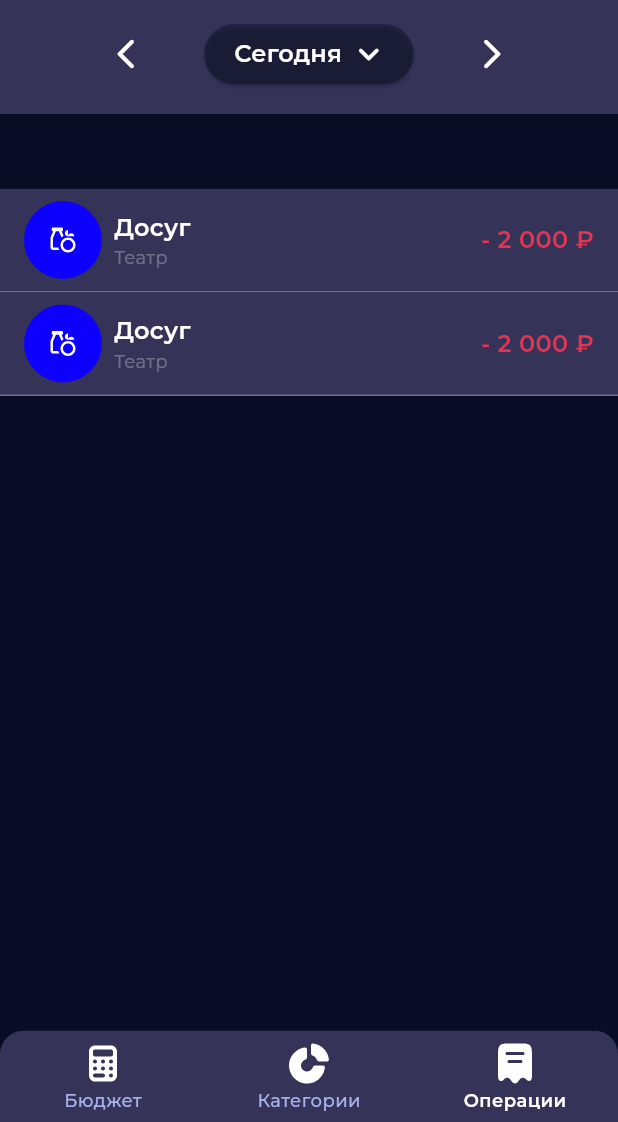
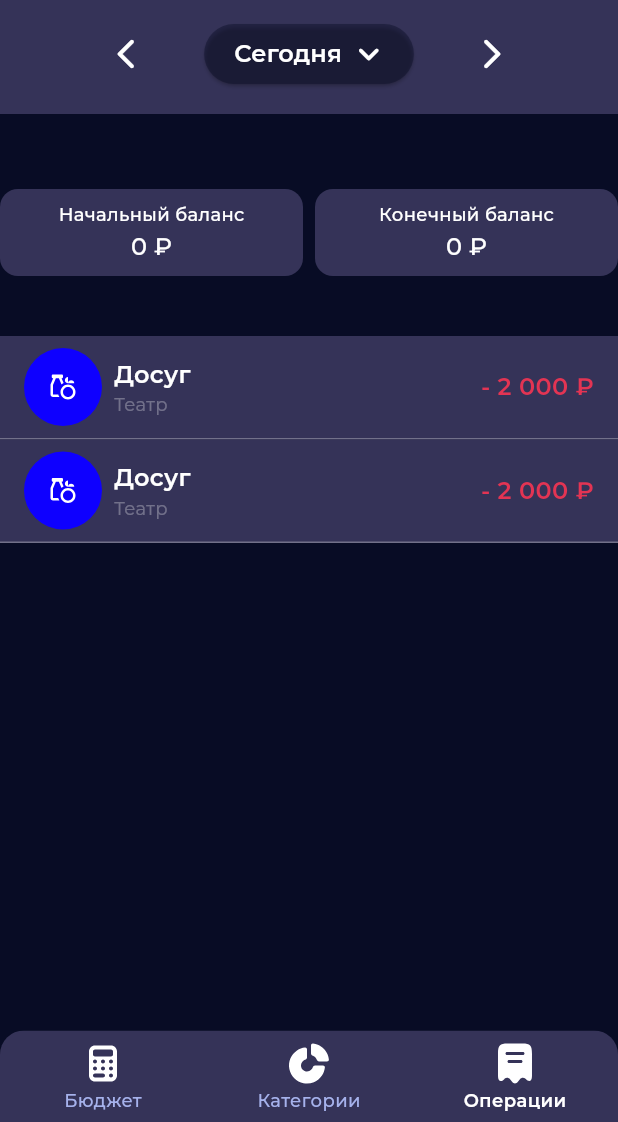
Before and after one commit to LizzzaD/Budget-Buddy, a Flutter app: the screen it shows after launch, item 3 of the bottom bar chosen, on a phone screen of 412 x 824 dp, the part 114-1236 px from its top. Run offline on Flutter 3.47's test engine with Material 3 defaults, Android fonts, the phone set to English and light mode, and no system bars; our stand-ins replace decimal, fl_chart, flutter_svg, freezed_annotation, google_fonts.

Commit message:
add balance card widget layout

```diff
--- a/lib/features/screens/home_screen.dart
+++ b/lib/features/screens/home_screen.dart
@@ -2,6 +2,7 @@ import 'package:budget_buddy/features/screens/categories_screen.dart';
 import 'package:budget_buddy/views/extension/build_context_extension.dart';
 import 'package:budget_buddy/views/images/icons.dart';
 import 'package:budget_buddy/views/ui_kit/app_bars/main_bottom_navigation_bar.dart';
+import 'package:budget_buddy/views/ui_kit/widgets/balance_card_widget.dart';
 import 'package:budget_buddy/views/ui_kit/widgets/date_widget.dart';
 import 'package:budget_buddy/views/ui_kit/widgets/transaction_list_tile_widget.dart';
 import 'package:flutter/material.dart';
@@ -31,6 +32,20 @@ class _HomeScreenState extends State<HomeScreen> {
       children: [
         SizedBox(
           height: 50,
+        ),
+        Row(
+          children: [
+            Expanded(
+              child: BalanceCardWidget(isInitial: true,),
+            ),
+            SizedBox(width: 8),
+            Expanded(
+              child: BalanceCardWidget(isInitial: false,),
+            ),
+          ],
+        ),
+        SizedBox(
+          height: 40,
         ),
         TransactionListTileWidget(),
         TransactionListTileWidget(),
--- /dev/null
+++ b/lib/views/ui_kit/widgets/balance_card_widget.dart
@@ -0,0 +1,37 @@
+import 'package:budget_buddy/views/extension/build_context_extension.dart';
+import 'package:flutter/cupertino.dart';
+
+class BalanceCardWidget extends StatelessWidget {
+  const BalanceCardWidget({required this.isInitial, super.key});
+
+  final bool isInitial;
+
+  @override
+  Widget build(BuildContext context) {
+    return Container(
+      width: double.infinity,
+      padding: const EdgeInsets.symmetric(vertical: 8),
+      decoration: BoxDecoration(
+        color: context.colors.secondaryColor,
+        borderRadius: BorderRadius.circular(12),
+      ),
+      child: Column(
+        children: [
+          Text(
+            isInitial ? 'Начальный баланс' : 'Конечный баланс',
+            style:
+                context.styles.medium12.copyWith(color: context.colors.white),
+          ),
+          const SizedBox(
+            height: 2,
+          ),
+          Text(
+            '0 ₽',
+            style:
+                context.styles.medium16.copyWith(color: context.colors.white),
+          ),
+        ],
+      ),
+    );
+  }
+}
```
Also changed, not shown: lib/views/ui_kit/widgets/category_widget.dart (+5 -5 lines).
